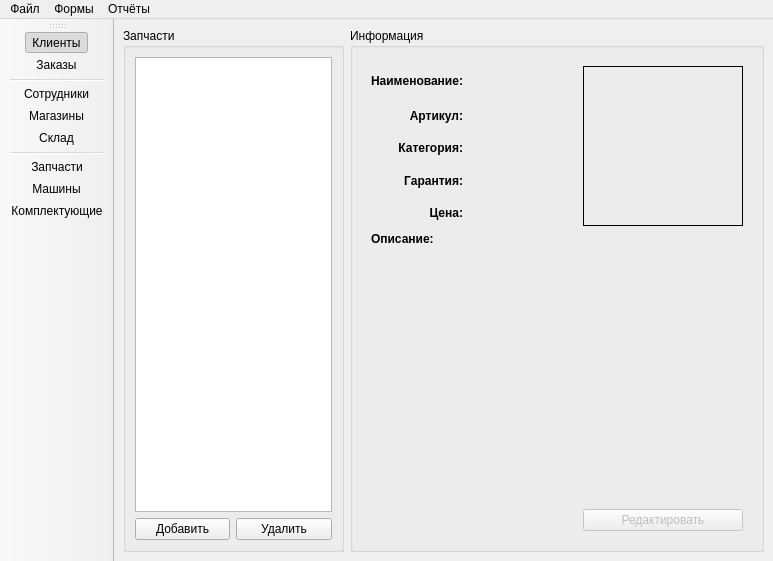
vnetserg/LadaDetail, file forms/mainwindow.ui: the form before one commit.
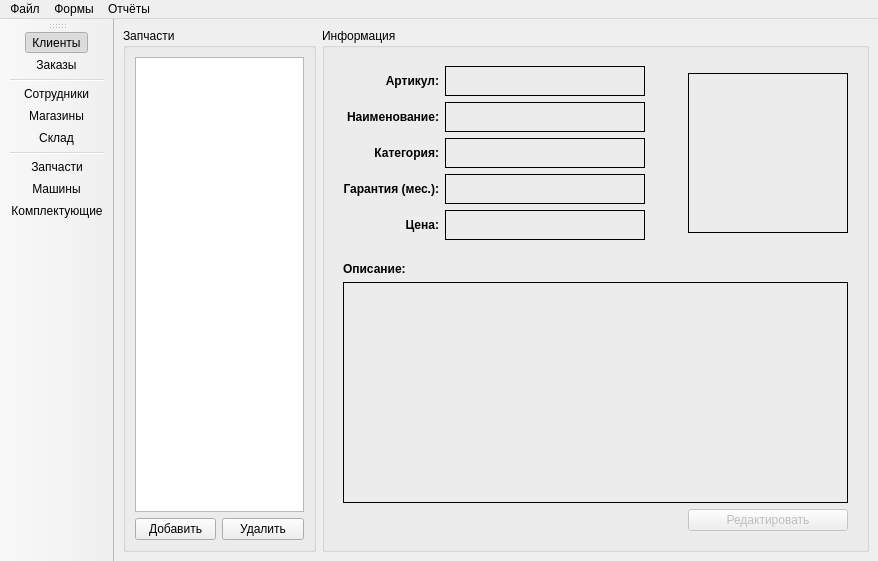
The form after the commit. The open tabs and pages were chosen to show the change.

The edit to the form file:
```diff
--- a/forms/mainwindow.ui
+++ b/forms/mainwindow.ui
@@ -6,7 +6,7 @@
    <rect>
     <x>0</x>
     <y>0</y>
-    <width>773</width>
+    <width>878</width>
     <height>561</height>
    </rect>
   </property>
@@ -2081,7 +2081,14 @@
             </widget>
            </item>
            <item row="0" column="0" colspan="2">
-            <widget class="QListView" name="detailListView"/>
+            <widget class="QListView" name="detailListView">
+             <property name="maximumSize">
+              <size>
+               <width>178</width>
+               <height>16777215</height>
+              </size>
+             </property>
+            </widget>
            </item>
           </layout>
          </widget>
@@ -2093,27 +2100,23 @@
           </property>
           <layout class="QHBoxLayout" name="horizontalLayout_7">
            <item>
-            <widget class="QStackedWidget" name="formStack_5">
+            <widget class="QStackedWidget" name="detailStack">
+             <property name="styleSheet">
+              <string notr="true"/>
+             </property>
              <property name="currentIndex">
               <number>0</number>
              </property>
              <widget class="QWidget" name="formReadPage_5">
               <layout class="QGridLayout" name="gridLayout_24">
-               <item row="3" column="0" colspan="3">
-                <spacer name="verticalSpacer_6">
-                 <property name="orientation">
-                  <enum>Qt::Vertical</enum>
-                 </property>
-                 <property name="sizeHint" stdset="0">
-                  <size>
-                   <width>20</width>
-                   <height>40</height>
-                  </size>
-                 </property>
-                </spacer>
-               </item>
                <item row="0" column="2">
                 <widget class="QLabel" name="detailPhotoLabel">
+                 <property name="sizePolicy">
+                  <sizepolicy hsizetype="Fixed" vsizetype="Fixed">
+                   <horstretch>0</horstretch>
+                   <verstretch>0</verstretch>
+                  </sizepolicy>
+                 </property>
                  <property name="minimumSize">
                   <size>
                    <width>160</width>
@@ -2140,7 +2143,7 @@
                  </property>
                 </widget>
                </item>
-               <item row="4" column="0">
+               <item row="3" column="0">
                 <spacer name="horizontalSpacer_14">
                  <property name="orientation">
                   <enum>Qt::Horizontal</enum>
@@ -2153,8 +2156,8 @@
                  </property>
                 </spacer>
                </item>
-               <item row="4" column="2">
-                <widget class="QPushButton" name="shopEditButton_2">
+               <item row="3" column="2">
+                <widget class="QPushButton" name="detailEditButton">
                  <property name="enabled">
                   <bool>false</bool>
                  </property>
@@ -2199,21 +2202,42 @@
                </item>
                <item row="0" column="0">
                 <layout class="QGridLayout" name="gridLayout_25">
-                 <item row="0" column="1">
+                 <item row="1" column="1">
                   <widget class="QLabel" name="detailNameLabel">
+                   <property name="sizePolicy">
+                    <sizepolicy hsizetype="Minimum" vsizetype="Preferred">
+                     <horstretch>0</horstretch>
+                     <verstretch>0</verstretch>
+                    </sizepolicy>
+                   </property>
+                   <property name="minimumSize">
+                    <size>
+                     <width>200</width>
+                     <height>0</height>
+                    </size>
+                   </property>
                    <property name="maximumSize">
                     <size>
                      <width>16777215</width>
                      <height>30</height>
                     </size>
                    </property>
+                   <property name="styleSheet">
+                    <string notr="true">border: 1px solid;</string>
+                   </property>
                    <property name="text">
                     <string/>
                    </property>
                   </widget>
                  </item>
-                 <item row="3" column="0">
+                 <item row="4" column="0">
                   <widget class="QLabel" name="label_55">
+                   <property name="sizePolicy">
+                    <sizepolicy hsizetype="Preferred" vsizetype="Preferred">
+                     <horstretch>0</horstretch>
+                     <verstretch>0</verstretch>
+                    </sizepolicy>
+                   </property>
                    <property name="font">
                     <font>
                      <weight>75</weight>
@@ -2221,15 +2245,21 @@
                     </font>
                    </property>
                    <property name="text">
-                    <string>Гарантия:</string>
+                    <string>Гарантия (мес.):</string>
                    </property>
                    <property name="alignment">
                     <set>Qt::AlignRight|Qt::AlignTrailing|Qt::AlignVCenter</set>
                    </property>
                   </widget>
                  </item>
-                 <item row="2" column="0">
+                 <item row="3" column="0">
                   <widget class="QLabel" name="label_50">
+                   <property name="sizePolicy">
+                    <sizepolicy hsizetype="Preferred" vsizetype="Preferred">
+                     <horstretch>0</horstretch>
+                     <verstretch>0</verstretch>
+                    </sizepolicy>
+                   </property>
                    <property name="font">
                     <font>
                      <weight>75</weight>
@@ -2245,23 +2275,13 @@
                   </widget>
                  </item>
                  <item row="1" column="0">
-                  <widget class="QLabel" name="label_47">
-                   <property name="font">
-                    <font>
-                     <weight>75</weight>
-                     <bold>true</bold>
-                    </font>
-                   </property>
-                   <property name="text">
-                    <string>Артикул:</string>
-                   </property>
-                   <property name="alignment">
-                    <set>Qt::AlignRight|Qt::AlignTrailing|Qt::AlignVCenter</set>
-                   </property>
-                  </widget>
-                 </item>
-                 <item row="0" column="0">
                   <widget class="QLabel" name="label_48">
+                   <property name="sizePolicy">
+                    <sizepolicy hsizetype="Preferred" vsizetype="Preferred">
+                     <horstretch>0</horstretch>
+                     <verstretch>0</verstretch>
+                    </sizepolicy>
+                   </property>
                    <property name="minimumSize">
                     <size>
                      <width>0</width>
@@ -2282,75 +2302,169 @@
                    </property>
                   </widget>
                  </item>
-                 <item row="1" column="1">
-                  <widget class="QLabel" name="detailArticleLabel">
-                   <property name="text">
-                    <string/>
-                   </property>
-                  </widget>
-                 </item>
-                 <item row="2" column="1">
-                  <widget class="QLabel" name="detailCategoryLabel">
-                   <property name="text">
-                    <string/>
-                   </property>
-                  </widget>
-                 </item>
-                 <item row="3" column="1">
+                 <item row="4" column="1">
                   <widget class="QLabel" name="detailWarrantyLabel">
+                   <property name="sizePolicy">
+                    <sizepolicy hsizetype="Minimum" vsizetype="Preferred">
+                     <horstretch>0</horstretch>
+                     <verstretch>0</verstretch>
+                    </sizepolicy>
+                   </property>
+                   <property name="minimumSize">
+                    <size>
+                     <width>200</width>
+                     <height>30</height>
+                    </size>
+                   </property>
+                   <property name="styleSheet">
+                    <string notr="true">border: 1px solid;</string>
+                   </property>
                    <property name="text">
                     <string/>
                    </property>
                   </widget>
                  </item>
-                 <item row="4" column="0">
-                  <widget class="QLabel" name="label_67">
-                   <property name="font">
-                    <font>
-                     <weight>75</weight>
-                     <bold>true</bold>
-                    </font>
+                 <item row="3" column="1">
+                  <widget class="QLabel" name="detailCategoryLabel">
+                   <property name="sizePolicy">
+                    <sizepolicy hsizetype="Minimum" vsizetype="Preferred">
+                     <horstretch>0</horstretch>
+                     <verstretch>0</verstretch>
+                    </sizepolicy>
                    </property>
-                   <property name="text">
-                    <string>Цена:</string>
+                   <property name="minimumSize">
+                    <size>
+                     <width>200</width>
+                     <height>30</height>
+                    </size>
                    </property>
-                   <property name="alignment">
-                    <set>Qt::AlignRight|Qt::AlignTrailing|Qt::AlignVCenter</set>
+                   <property name="styleSheet">
+                    <string notr="true">border: 1px solid;</string>
                    </property>
+                   <property name="text">
+                    <string/>
+                   </property>
                   </widget>
                  </item>
-                 <item row="4" column="1">
+                 <item row="5" column="1">
                   <widget class="QLabel" name="detailPriceLabel">
+                   <property name="sizePolicy">
+                    <sizepolicy hsizetype="Minimum" vsizetype="Preferred">
+                     <horstretch>0</horstretch>
+                     <verstretch>0</verstretch>
+                    </sizepolicy>
+                   </property>
+                   <property name="minimumSize">
+                    <size>
+                     <width>200</width>
+                     <height>30</height>
+                    </size>
+                   </property>
+                   <property name="styleSheet">
+                    <string notr="true">border: 1px solid;</string>
+                   </property>
                    <property name="text">
                     <string/>
                    </property>
                   </widget>
                  </item>
-                 <item row="0" column="2" rowspan="5">
-                  <spacer name="horizontalSpacer_15">
-                   <property name="orientation">
-                    <enum>Qt::Horizontal</enum>
+                 <item row="5" column="0">
+                  <widget class="QLabel" name="label_67">
+                   <property name="sizePolicy">
+                    <sizepolicy hsizetype="Preferred" vsizetype="Preferred">
+                     <horstretch>0</horstretch>
+                     <verstretch>0</verstretch>
+                    </sizepolicy>
                    </property>
-                   <property name="sizeHint" stdset="0">
+                   <property name="font">
+                    <font>
+                     <weight>75</weight>
+                     <bold>true</bold>
+                    </font>
+                   </property>
+                   <property name="text">
+                    <string>Цена:</string>
+                   </property>
+                   <property name="alignment">
+                    <set>Qt::AlignRight|Qt::AlignTrailing|Qt::AlignVCenter</set>
+                   </property>
+                  </widget>
+                 </item>
+                 <item row="0" column="0">
+                  <widget class="QLabel" name="label_47">
+                   <property name="sizePolicy">
+                    <sizepolicy hsizetype="Preferred" vsizetype="Preferred">
+                     <horstretch>0</horstretch>
+                     <verstretch>0</verstretch>
+                    </sizepolicy>
+                   </property>
+                   <property name="font">
+                    <font>
+                     <weight>75</weight>
+                     <bold>true</bold>
+                    </font>
+                   </property>
+                   <property name="text">
+                    <string>Артикул:</string>
+                   </property>
+                   <property name="alignment">
+                    <set>Qt::AlignRight|Qt::AlignTrailing|Qt::AlignVCenter</set>
+                   </property>
+                  </widget>
+                 </item>
+                 <item row="0" column="1">
+                  <widget class="QLabel" name="detailArticleLabel">
+                   <property name="sizePolicy">
+                    <sizepolicy hsizetype="Minimum" vsizetype="Preferred">
+                     <horstretch>0</horstretch>
+                     <verstretch>0</verstretch>
+                    </sizepolicy>
+                   </property>
+                   <property name="minimumSize">
                     <size>
-                     <width>40</width>
-                     <height>20</height>
+                     <width>200</width>
+                     <height>30</height>
                     </size>
                    </property>
-                  </spacer>
+                   <property name="styleSheet">
+                    <string notr="true">border: 1px solid;</string>
+                   </property>
+                   <property name="text">
+                    <string/>
+                   </property>
+                  </widget>
                  </item>
                 </layout>
                </item>
-               <item row="2" column="0">
+               <item row="2" column="0" colspan="3">
                 <widget class="QLabel" name="detailDescriptionLabel">
+                 <property name="styleSheet">
+                  <string notr="true">border: 1px solid;</string>
+                 </property>
                  <property name="text">
                   <string/>
                  </property>
+                 <property name="alignment">
+                  <set>Qt::AlignLeading|Qt::AlignLeft|Qt::AlignTop</set>
+                 </property>
                  <property name="wordWrap">
                   <bool>true</bool>
                  </property>
                 </widget>
                </item>
+               <item row="0" column="1">
+                <spacer name="horizontalSpacer_2">
+                 <property name="orientation">
+                  <enum>Qt::Horizontal</enum>
+                 </property>
+                 <property name="sizeHint" stdset="0">
+                  <size>
+                   <width>40</width>
+                   <height>20</height>
+                  </size>
+                 </property>
+                </spacer>
+               </item>
               </layout>
              </widget>
              <widget class="QWidget" name="formEditPage_5">
@@ -3046,7 +3160,7 @@
     <rect>
      <x>0</x>
      <y>0</y>
-     <width>773</width>
+     <width>878</width>
      <height>29</height>
     </rect>
    </property>
```
Left out of the diff: 1219 changed lines with no effect on the pictures.
